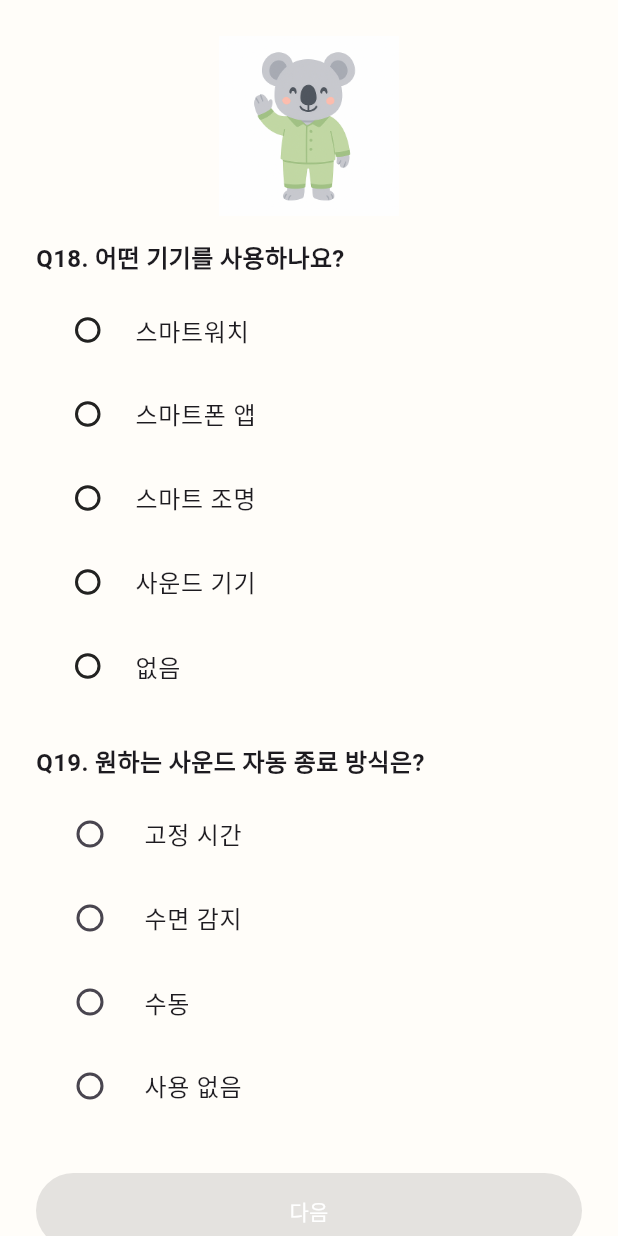
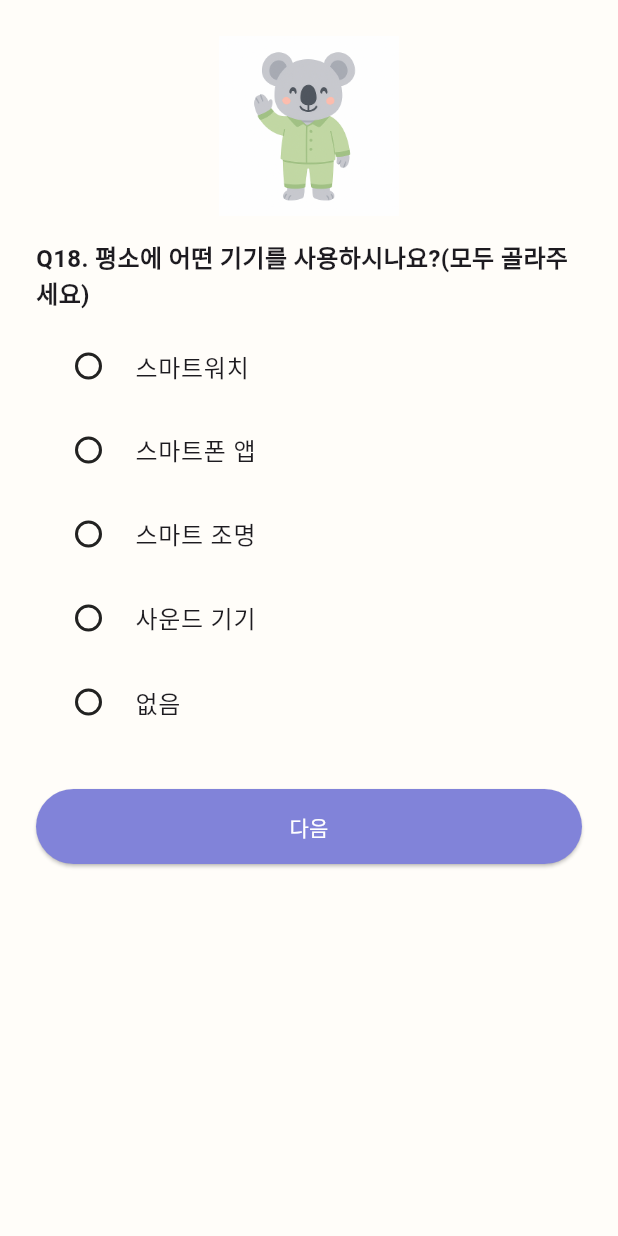
Before and after one commit to Ko-o-ala/NewFrontend, a Flutter app: the DevicePage screen opened directly with empty values, on a phone screen of 412 x 824 dp. Run offline on Flutter 3.47's test engine with Material 3 defaults, Android fonts, the phone set to English and light mode, and no system bars; our stand-ins replace fl_chart, flutter_secure_storage, hive, hive_flutter, just_audio, percent_indicator and 2 more; missing offline and left inert: health; accounts and stored records are empty.

Commit message:
설문조사 전체 검토 + 말투 바꿈

```diff
--- a/lib/signin/pages/device_page.dart
+++ b/lib/signin/pages/device_page.dart
@@ -13,48 +13,47 @@ const Map<String, String> deviceMap = {
   '없음': 'none',
 };
 
-const Map<String, String> soundAutoOffTypeMap = {
-  '고정 시간': 'fixedTime',
-  '수면 감지': 'autoDetect',
-  '수동': 'manual',
-  '사용 없음': 'notUsed',
-};
-
 class CircleCheckbox extends StatelessWidget {
   final bool value;
   final ValueChanged<bool?> onChanged;
+  final Color selectedColor;
+  final Color unselectedBorderColor;
 
   const CircleCheckbox({
     super.key,
     required this.value,
     required this.onChanged,
+    this.selectedColor = const Color(0xFF6750A4),
+    this.unselectedBorderColor = Colors.black87,
   });
 
   @override
   Widget build(BuildContext context) {
+    final borderColor = value ? selectedColor : unselectedBorderColor;
+
     return Material(
       color: Colors.transparent,
       child: InkWell(
         onTap: () => onChanged(!value),
         borderRadius: BorderRadius.circular(20),
-        splashColor: Colors.transparent,
+        splashColor: selectedColor.withOpacity(0.12),
         highlightColor: Colors.transparent,
         child: Container(
-          width: 17, // ⬅️ 기존 24 → 20
-          height: 17,
+          width: 18,
+          height: 18,
           decoration: BoxDecoration(
             shape: BoxShape.circle,
-            border: Border.all(color: Colors.black87, width: 2),
+            border: Border.all(color: borderColor, width: 2),
           ),
           child:
               value
                   ? Center(
                     child: Container(
-                      width: 10, // ⬅️ 기존 12 → 10
-                      height: 10,
-                      decoration: const BoxDecoration(
+                      width: 11,
+                      height: 11,
+                      decoration: BoxDecoration(
                         shape: BoxShape.circle,
-                        color: Colors.black87,
+                        color: selectedColor,
                       ),
                     ),
                   )
@@ -74,9 +73,7 @@ class DevicePage extends StatefulWidget {
 }
 
 class _DevicePageState extends State<DevicePage> {
-  String? soundAutoOffType;
-
-  bool get isValid => selectedDevices.isNotEmpty && soundAutoOffType != null;
+  bool get isValid => selectedDevices.isNotEmpty != null;
 
   final deviceOptions = ['스마트워치', '스마트폰 앱', '스마트 조명', '사운드 기기', '없음'];
 
@@ -94,7 +91,7 @@ class _DevicePageState extends State<DevicePage> {
               const SizedBox(height: 16),
 
               const Text(
-                'Q18. 어떤 기기를 사용하나요?',
+                'Q18. 평소에 어떤 기기를 사용하시나요?(모두 골라주세요)',
                 style: TextStyle(fontSize: 16, fontWeight: FontWeight.w600),
               ),
               const SizedBox(height: 8),
@@ -123,23 +120,6 @@ class _DevicePageState extends State<DevicePage> {
                 ),
               ),
 
-              const SizedBox(height: 24),
-              const Text(
-                'Q19. 원하는 사운드 자동 종료 방식은?',
-                style: TextStyle(fontSize: 16, fontWeight: FontWeight.w600),
-              ),
-              const SizedBox(height: 8),
-              ...['고정 시간', '수면 감지', '수동', '사용 없음'].map(
-                (option) => RadioListTile(
-                  title: Text(option),
-                  value: option,
-                  groupValue: soundAutoOffType,
-                  onChanged: (value) {
-                    setState(() => soundAutoOffType = value);
-                  },
-                ),
-              ),
-
               const SizedBox(height: 30),
               ElevatedButton(
                 onPressed:
@@ -147,7 +127,6 @@ class _DevicePageState extends State<DevicePage> {
                         ? () async {
                           final m = OnboardingData.answers;
                           m['sleepDevicesUsed'] = selectedDevices.toList();
-                          m['soundAutoOffType'] = soundAutoOffType;
 
                           await storage.write(
                             key: 'sleepDevicesUsed',
@@ -156,10 +135,6 @@ class _DevicePageState extends State<DevicePage> {
                                   .map((e) => deviceMap[e]!)
                                   .toList(),
                             ),
-                          );
-                          await storage.write(
-                            key: 'soundAutoOffType',
-                            value: soundAutoOffTypeMap[soundAutoOffType]!,
                           );
 
                           widget.onNext();
--- a/lib/signin/pages/environment_page.dart
+++ b/lib/signin/pages/environment_page.dart
@@ -17,9 +17,9 @@ const Map<String, String> lightColorTemperatureMap = {
 };
 
 const Map<String, String> noisePreferenceMap = {
-  '완전 무음': 'silence',
+  '완전한 무음': 'silence',
   '백색소음': 'whiteNoise',
-  '유튜브 틀어요': 'youtube',
+  '유튜브': 'youtube',
   '기타': 'other',
 };
 
@@ -46,6 +46,27 @@ class _EnvironmentPageState extends State<EnvironmentPage> {
       youtubeContentType;
   String? userInputNoise;
   String? userInputYoutube;
+  String _hex(Color c) =>
+      '#${c.value.toRadixString(16).padLeft(8, '0')}'; // AARRGGBB
+
+  void _logRadioColors(BuildContext context) {
+    final theme = Theme.of(context);
+    final fill = theme.radioTheme.fillColor; // Theme에서 지정된 경우
+
+    // 선택/미선택 상태에 대해 Theme 값을 해석
+    final selectedColor =
+        fill?.resolve({MaterialState.selected}) ?? theme.colorScheme.primary;
+
+    final unselectedColor =
+        fill?.resolve({}) ??
+        theme.unselectedWidgetColor ?? // (M2) 있을 수 있음
+        theme.colorScheme.onSurface.withOpacity(0.6); // 기본 링 색 추정
+
+    debugPrint('▶ Radio selected  = $selectedColor (${_hex(selectedColor)})');
+    debugPrint(
+      '▶ Radio unselect = $unselectedColor (${_hex(unselectedColor)})',
+    );
+  }
 
   bool get isValid =>
       sleepLightUsage != null &&
@@ -81,6 +102,10 @@ class _EnvironmentPageState extends State<EnvironmentPage> {
 
   @override
   Widget build(BuildContext context) {
+    WidgetsBinding.instance.addPostFrameCallback((_) {
+      _logRadioColors(context);
+    });
+
     return Scaffold(
       backgroundColor: const Color(0xFFFFFDF9),
       body: SafeArea(
@@ -98,14 +123,14 @@ class _EnvironmentPageState extends State<EnvironmentPage> {
                 (v) => setState(() => sleepLightUsage = v),
               ),
               _buildQuestion(
-                'Q2. 조명의 색온도는?',
+                'Q2. 조명의 색온도는 어떤 것을 선호하시나요?',
                 ['차가운 (6500K)', '중간 (4000K)', '따뜻한 (2700K)', '모르겠어요'],
                 lightColorTemperature,
                 (v) => setState(() => lightColorTemperature = v),
               ),
               _buildQuestion(
-                'Q3. 조용한 소음을 좋아하나요?',
-                ['완전 무음', '백색소음', '유튜브 틀어요', '기타'],
+                'Q3. 수면시에 어떤 소리를 좋아하시나요?',
+                ['완전한 무음', '백색소음', '유튜브', '기타'],
                 noisePreference,
                 (v) => setState(() => noisePreference = v),
               ),
--- a/lib/signin/pages/goal_page.dart
+++ b/lib/signin/pages/goal_page.dart
@@ -4,9 +4,9 @@ import 'package:flutter_secure_storage/flutter_secure_storage.dart';
 
 final storage = FlutterSecureStorage();
 const Map<String, String> sleepGoalMap = {
-  '깊은 수면': 'deepSleep',
-  '빠른 수면': 'fallAsleepFast',
-  '숙면 지속': 'stayAsleep',
+  '깊은 수면을 자고 싶어요': 'deepSleep',
+  '빨리 잠들고 싶어요': 'fallAsleepFast',
+  '깨지 않고 계속 자고 싶어요': 'stayAsleep',
 };
 
 const Map<String, String> feedbackFormatMap = {
@@ -24,10 +24,9 @@ class GoalPage extends StatefulWidget {
 }
 
 class _GoalPageState extends State<GoalPage> {
-  String? improveSleepQuality, preferredFeedbackFormat;
+  String? improveSleepQuality;
 
-  bool get isValid =>
-      improveSleepQuality != null && preferredFeedbackFormat != null;
+  bool get isValid => improveSleepQuality != null;
 
   @override
   Widget build(BuildContext context) {
@@ -41,13 +40,13 @@ class _GoalPageState extends State<GoalPage> {
               Image.asset('lib/assets/koala.png', width: 120),
               const SizedBox(height: 16),
               Text(
-                'Q25. 수면 목표는?',
+                'Q25. 가장 이루고 싶은 수면 목표가 무엇인가요?',
                 style: const TextStyle(
                   fontSize: 16,
                   fontWeight: FontWeight.w600,
                 ),
               ),
-              ...['깊은 수면', '빠른 수면', '숙면 지속'].map(
+              ...['깊은 수면을 자고 싶어요', '빨리 잠들고 싶어요', '깨지 않고 계속 자고 싶어요'].map(
                 (o) => RadioListTile(
                   title: Text(o),
                   value: o,
@@ -55,22 +54,7 @@ class _GoalPageState extends State<GoalPage> {
                   onChanged: (v) => setState(() => improveSleepQuality = v),
                 ),
               ),
-              const SizedBox(height: 16),
-              Text(
-                'Q26. 피드백 형태는?',
-                style: const TextStyle(
-                  fontSize: 16,
-                  fontWeight: FontWeight.w600,
-                ),
-              ),
-              ...['텍스트 요약', '그래프', '음성 안내'].map(
-                (o) => RadioListTile(
-                  title: Text(o),
-                  value: o,
-                  groupValue: preferredFeedbackFormat,
-                  onChanged: (v) => setState(() => preferredFeedbackFormat = v),
-                ),
-              ),
+
               const SizedBox(height: 20),
               ElevatedButton(
                 onPressed:
@@ -78,18 +62,10 @@ class _GoalPageState extends State<GoalPage> {
                         ? () async {
                           final m = OnboardingData.answers;
                           m['sleepGoal'] = improveSleepQuality;
-                          m['preferredFeedbackFormat'] =
-                              preferredFeedbackFormat;
 
                           await storage.write(
                             key: 'sleepGoal',
                             value: sleepGoalMap[improveSleepQuality] ?? '',
-                          );
-                          await storage.write(
-                            key: 'preferredFeedbackFormat',
-                            value:
-                                feedbackFormatMap[preferredFeedbackFormat] ??
-                                '',
                           );
 
                           widget.onNext();
--- a/lib/signin/pages/habit_page1.dart
+++ b/lib/signin/pages/habit_page1.dart
@@ -5,21 +5,21 @@ import 'package:flutter_secure_storage/flutter_secure_storage.dart';
 final storage = FlutterSecureStorage();
 const Map<String, String> usualBedtimeMap = {
   '오후 9시 이전': 'before9pm',
-  '9~12시': '9to12pm',
-  '12~2시': '12to2am',
-  '2시 이후': 'after2am',
+  '오후 9시~새벽 12시': '9to12pm',
+  '새벽 12시~새벽 2시': '12to2am',
+  '새벽 2시 이후': 'after2am',
 };
 
 const Map<String, String> usualWakeupTimeMap = {
-  '5시 이전': 'before5am',
-  '5~7시': '5to7am',
-  '7~9시': '7to9am',
-  '9시 이후': 'after9am',
+  '오전 5시 이전': 'before5am',
+  '오전 5시~오전 7시': '5to7am',
+  '오전 7시~오전 9시': '7to9am',
+  '오전 9시 이후': 'after9am',
 };
 
 const Map<String, String> dayActivityTypeMap = {
-  '실내': 'indoor',
-  '실외': 'outdoor',
+  '실내 활동': 'indoor',
+  '실외 활동': 'outdoor',
   '비슷함': 'mixed',
 };
 
@@ -87,25 +87,25 @@ class _HabitPage1State extends State<HabitPage1> {
               Image.asset('lib/assets/koala.png', width: 120),
               const SizedBox(height: 16),
               _buildQ(
-                'Q5. 평소 취침 시간은?',
-                ['오후 9시 이전', '9~12시', '12~2시', '2시 이후'],
+                'Q5. 평소 취침 시간은 어떻게 되시나요?',
+                ['오후 9시 이전', '오후 9시~새벽 12시', '새벽 12시~새벽 2시', '새벽 2시 이후'],
                 usualBedTime,
                 (v) => setState(() => usualBedTime = v),
               ),
               _buildQ(
-                'Q6. 평소 기상 시간은?',
-                ['5시 이전', '5~7시', '7~9시', '9시 이후'],
+                'Q6. 평소 기상 시간은 어떻게 되시나요?',
+                ['오전 5시 이전', '오전 5시~오전 7시', '오전 7시~오전 9시', '오전 9시 이후'],
                 usualWakeupTime,
                 (v) => setState(() => usualWakeupTime = v),
               ),
               _buildQ(
-                'Q7. 활동 유형은?',
-                ['실내', '실외', '비슷함'],
+                'Q7. 하루 중 어느 활동이 더 많은가요?',
+                ['실내 활동', '실외 활동', '비슷함'],
                 dayActivityType,
                 (v) => setState(() => dayActivityType = v),
               ),
               _buildQ(
-                'Q8. 아침 햇빛 노출은?',
+                'Q8. 평소 아침 햇빛을 쬐는 빈도는 어떻게 되나요?',
                 ['거의 매일', '가끔', '거의 없음'],
                 morningSunlightExposure,
                 (v) => setState(() => morningSunlightExposure = v),
--- a/lib/signin/pages/habit_page2.dart
+++ b/lib/signin/pages/habit_page2.dart
@@ -83,25 +83,25 @@ class _HabitPage2State extends State<HabitPage2> {
               Image.asset('lib/assets/koala.png', width: 120),
               const SizedBox(height: 16),
               _q(
-                'Q9. 낮잠 빈도는?',
+                'Q9. 낮잠 빈도는 어떻게 되시나요?',
                 ['매일', '주3~4', '1~2회', '거의 안 잠'],
                 napFrequency,
                 (v) => setState(() => napFrequency = v),
               ),
               _q(
-                'Q10. 낮잠 시간은?',
+                'Q10. 평소에 낮잠은 얼마나 주무시나요?',
                 ['15분 이하', '15~30분', '30분~1시간', '1시간 이상'],
                 napDuration,
                 (v) => setState(() => napDuration = v),
               ),
               _q(
-                'Q11. 피로 최고 시간은?',
+                'Q11. 가장 졸리거나 피곤한 시간대는 어떻게 되나요?',
                 ['오전', '오후', '저녁', '새벽', '일정 없음'],
                 mostDrowsyTime,
                 (v) => setState(() => mostDrowsyTime = v),
               ),
               _q(
-                'Q12. 평균 수면 시간은?',
+                'Q12. 최근 1주일 평균 수면 시간은 어떻게 되나요?',
                 ['4시간 이하', '4~6시간', '6~7시간', '7~8시간', '8시간 이상'],
                 averageSleepDuration,
                 (v) => setState(() => averageSleepDuration = v),
--- a/lib/signin/pages/health_page.dart
+++ b/lib/signin/pages/health_page.dart
@@ -96,37 +96,37 @@ class _HealthPageState extends State<HealthPage> {
               Image.asset('lib/assets/koala.png', width: 120),
               const SizedBox(height: 16),
               _q(
-                'Q20. 잠드는 시간은?',
+                'Q19. 잠들끼까지 걸리는 시간은 보통 어떻게 되시나요?',
                 ['5분 이하', '5~15분', '15~30분', '30분 이상'],
                 timeToFallAsleep,
                 (v) => setState(() => timeToFallAsleep = v),
               ),
               _q(
-                'Q21. 카페인 섭취량은?',
+                'Q20. 커피(카페인)는 보통 하루에 몇잔정도 드시나요?',
                 ['안 마심', '1~2잔', '3잔 이상'],
                 caffeineIntakeLevel,
                 (v) => setState(() => caffeineIntakeLevel = v),
               ),
               _q(
-                'Q22. 운동을 얼마나 자주 하시나요??',
+                'Q21. 운동을 얼마나 자주 하시나요??',
                 ['하지 않음', '주2~3회', '매일'],
                 exerciseFrequency,
                 (v) => setState(() => exerciseFrequency = v),
               ),
               _q(
-                'Q23. 운동을 언제 하시나요??',
+                'Q22. 운동을 언제 하시나요??',
                 ['오전', '낮', '저녁', '운동을 하지 않음'],
                 exerciseWhen,
                 (v) => setState(() => exerciseWhen = v),
               ),
               _q(
-                'Q23. 수면 전 화면 사용 시간은?',
+                'Q23. 취침 전 전자기기 사용 시간은 어떻게 되시나요?',
                 ['없음', '30분 이하', '1시간 이상'],
                 screenTimeBeforeSleep,
                 (v) => setState(() => screenTimeBeforeSleep = v),
               ),
               _q(
-                'Q24. 스트레스 수준은?',
+                'Q24. 최근 스트레스를 얼마나 받으시나요?',
                 ['높음', '보통', '낮음'],
                 stressLevel,
                 (v) => setState(() => stressLevel = v),
--- a/lib/signin/pages/problem_page.dart
+++ b/lib/signin/pages/problem_page.dart
@@ -173,14 +173,14 @@ class _ProblemPageState extends State<ProblemPage> {
               Image.asset('lib/assets/koala.png', width: 120),
               const SizedBox(height: 16),
               _multiSelectQuestion(
-                'Q13. 수면 문제는?',
+                'Q13. 최근에 수면과 관련해서 어려움을 느끼시나요?(모두 골라주세요)',
                 sleepIssueLabels,
                 sleepIssues,
                 (value, checked) =>
                     _toggleSelection(sleepIssues, value, checked),
               ),
               _multiSelectQuestion(
-                'Q14. 감정으로 인한 방해는?',
+                'Q14. 수면에 가장 방해되는 감정은 어떤 것인가요?(모두 골라주세요)',
                 emotionalInterferenceLabels,
                 emotionalSleepInterference,
                 (value, checked) => _toggleSelection(
@@ -213,38 +213,44 @@ class _ProblemPageState extends State<ProblemPage> {
 class CircleCheckbox extends StatelessWidget {
   final bool value;
   final ValueChanged<bool?> onChanged;
+  final Color selectedColor;
+  final Color unselectedBorderColor;
 
   const CircleCheckbox({
     super.key,
     required this.value,
     required this.onChanged,
+    this.selectedColor = const Color(0xFF6750A4),
+    this.unselectedBorderColor = Colors.black87,
   });
 
   @override
   Widget build(BuildContext context) {
+    final borderColor = value ? selectedColor : unselectedBorderColor;
+
     return Material(
       color: Colors.transparent,
       child: InkWell(
         onTap: () => onChanged(!value),
         borderRadius: BorderRadius.circular(20),
-        splashColor: Colors.transparent,
+        splashColor: selectedColor.withOpacity(0.12),
         highlightColor: Colors.transparent,
         child: Container(
-          width: 17,
-          height: 17,
+          width: 18,
+          height: 18,
           decoration: BoxDecoration(
             shape: BoxShape.circle,
-            border: Border.all(color: Colors.black87, width: 2),
+            border: Border.all(color: borderColor, width: 2),
           ),
           child:
               value
                   ? Center(
                     child: Container(
-                      width: 10,
-                      height: 10,
-                      decoration: const BoxDecoration(
+                      width: 11,
+                      height: 11,
+                      decoration: BoxDecoration(
                         shape: BoxShape.circle,
-                        color: Colors.black87,
+                        color: selectedColor,
                       ),
                     ),
                   )
--- a/lib/signin/pages/sound_page.dart
+++ b/lib/signin/pages/sound_page.dart
@@ -4,9 +4,6 @@ import '../onboarding_data.dart';
 
 final storage = FlutterSecureStorage();
 // 파일 상단 아무 데나(클래스 밖) 추가
-List<String> _normalizeNone(List<String> arr) {
-  return arr.contains('none') ? <String>['none'] : arr;
-}
 
 const Map<String, String> preferredSleepSoundMap = {
   '자연 소리': 'nature',
@@ -54,7 +51,7 @@ class _SoundPageState extends State<SoundPage> {
 
               // Q15
               const Text(
-                'Q15. 수면 시 듣고 싶은 소리는?',
+                'Q15. 수면 시 듣고 싶은 소리는 어떤 것인가요?',
                 style: TextStyle(fontSize: 16, fontWeight: FontWeight.w600),
               ),
               ...preferredSleepSoundMap.keys.map(
@@ -71,7 +68,7 @@ class _SoundPageState extends State<SoundPage> {
 
               // Q16
               const Text(
-                'Q16. 마음을 안정시키는 사운드?',
+                'Q16. 마음을 안정시키는 사운드는 어떤 것인가요?',
                 style: TextStyle(fontSize: 16, fontWeight: FontWeight.w600),
               ),
               ...calmingSoundTypeMap.keys.map(
@@ -87,7 +84,7 @@ class _SoundPageState extends State<SoundPage> {
 
               // Q17
               const Text(
-                'Q17. 선호하는 사운드 vs 알고리즘이 추천해주는 사운드 ?',
+                'Q17. 선호하는 사운드 vs 알고리즘이 추천해주는 사운드?(동그라미를 이동시켜주세요)',
                 style: TextStyle(fontSize: 16, fontWeight: FontWeight.w600),
               ),
               const SizedBox(height: 8),
```
